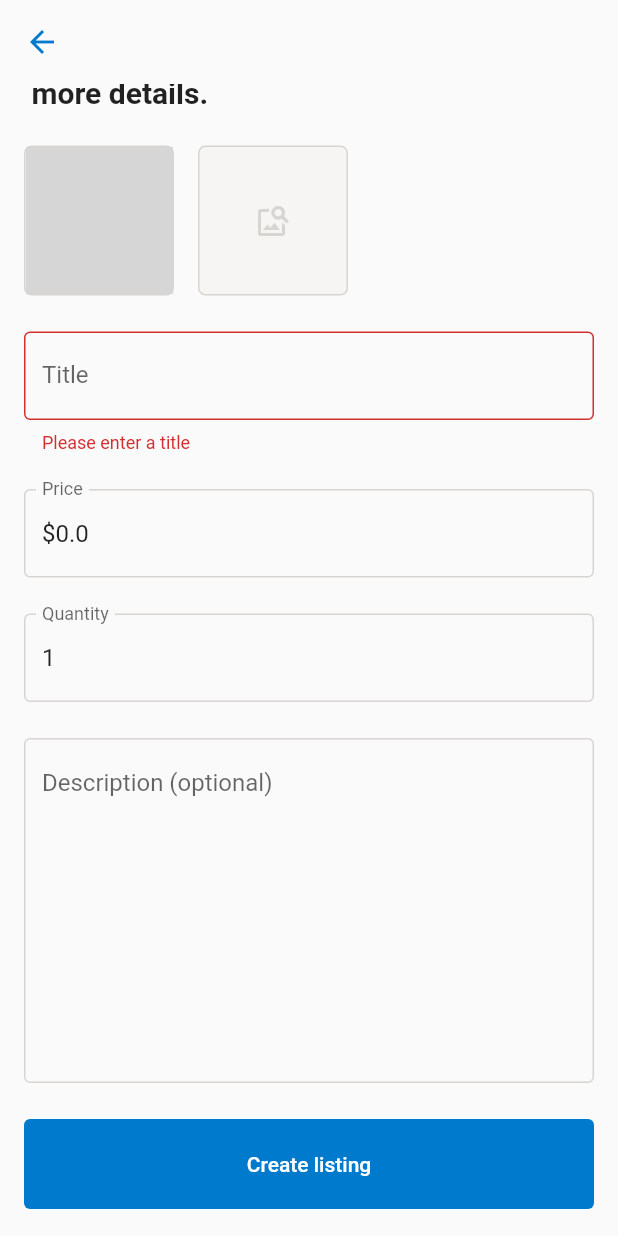
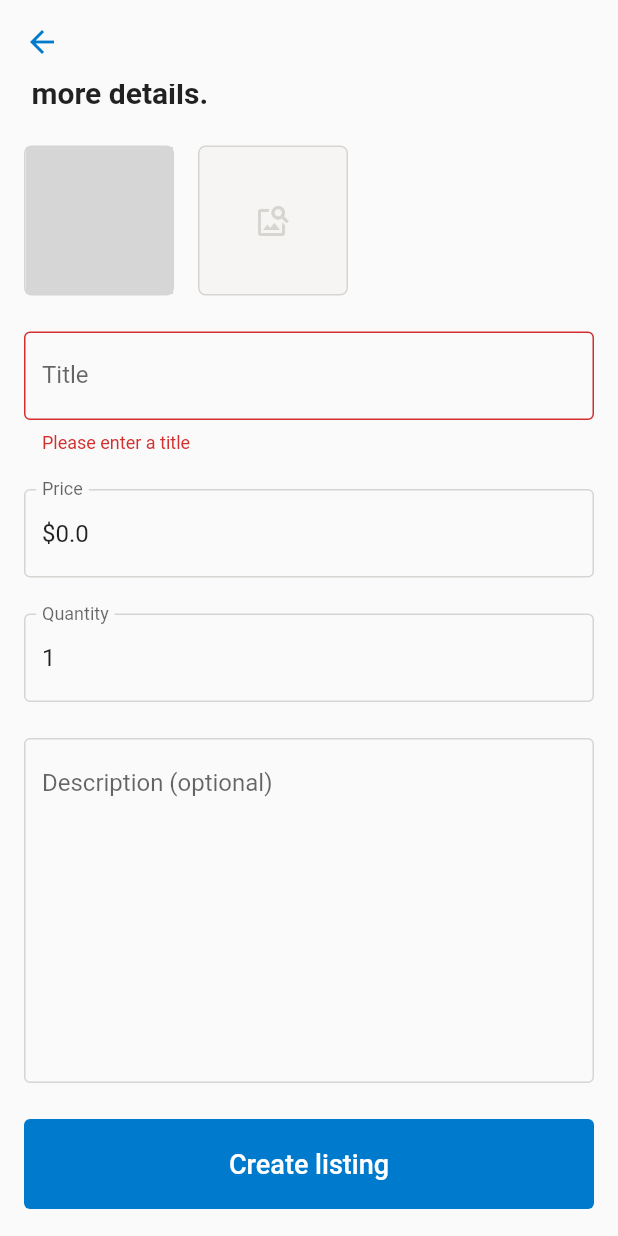
Before and after one commit to vanessa-lyn/flutter-scanner-app, a Flutter app: the FormPage screen opened directly with empty values, scrolled down 45 dp, after a tap on "Create listing", on a phone screen of 412 x 824 dp. Run offline on Flutter 3.47's test engine with Material 2 defaults, Android fonts, the phone set to English and light mode, and no system bars; drawn by our look-alikes of loading_overlay; missing offline and left inert: flutter_barcode_scanner; network calls fail; grey boxes are pictures that could not be loaded.

Commit message:
Clean up summary page.

```diff
--- /dev/null
+++ b/lib/common/view/widgets/loading_overlay.dart
@@ -0,0 +1,24 @@
+import 'package:flutter/material.dart';
+import 'package:loading_overlay/loading_overlay.dart';
+import 'package:scan_me/common/view/colors.dart';
+
+const Color TRANSPARENT_BLACK = Color(0x52000000);
+
+class ScanMeLoadingOverlay extends StatelessWidget {
+  final Widget child;
+  final bool isLoading;
+
+  const ScanMeLoadingOverlay({Key key, @required this.child, @required this.isLoading}) : super(key: key);
+
+  @override
+  Widget build(BuildContext context) {
+    return LoadingOverlay(
+      color: TRANSPARENT_BLACK,
+      progressIndicator: CircularProgressIndicator(
+        valueColor: AlwaysStoppedAnimation<Color>(AppColors.BLUE),
+      ),
+      child: child,
+      isLoading: isLoading,
+    );
+  }
+}
--- a/lib/common/view/widgets/scan_me_button.dart
+++ b/lib/common/view/widgets/scan_me_button.dart
@@ -2,6 +2,7 @@ import 'package:flutter/material.dart';
 import 'package:scan_me/common/view/colors.dart';
 
 const double BUTTON_HEIGHT = 60;
+const double FONT_SIZE = 18;
 
 class ScanMeButton extends StatelessWidget {
   final Function onPressed;
@@ -18,7 +19,7 @@ class ScanMeButton extends StatelessWidget {
         onPressed: () {
           onPressed();
         },
-        child: Text(buttonText),
+        child: Text(buttonText,  style: TextStyle(fontSize: FONT_SIZE),),
         style: TextButton.styleFrom(
           primary: Colors.white,
           backgroundColor: AppColors.BLUE
--- a/lib/form/view/form_page.dart
+++ b/lib/form/view/form_page.dart
@@ -3,8 +3,10 @@ import 'package:flutter/material.dart';
 import 'package:provider/provider.dart';
 import 'package:scan_me/app_router.dart';
 import 'package:scan_me/common/view/colors.dart';
+import 'package:scan_me/common/view/widgets/loading_overlay.dart';
 import 'package:scan_me/common/view/widgets/scan_me_button.dart';
 import 'package:scan_me/common/view/widgets/text_header.dart';
+import 'package:scan_me/common/view_state.dart';
 import 'package:scan_me/form/data/repository/selling_repository.dart';
 import 'package:scan_me/form/data/repository/selling_result.dart';
 import 'package:scan_me/form/presentation/form_view_model.dart';
@@ -24,7 +26,9 @@ class FormPage extends StatelessWidget {
         Provider.of<SellingRepository>(context, listen: false),
       ),
       child: Consumer<FormViewModel>(
-        builder: (context, model, _) => Scaffold(
+        builder: (context, model, _) => ScanMeLoadingOverlay(
+          isLoading: model.state is Loading   ,
+          child: Scaffold(
               appBar: AppBar(
                   iconTheme: IconThemeData(
                     color: AppColors.BLUE,
@@ -165,10 +169,13 @@ class FormPage extends StatelessWidget {
                       ScanMeButton(
                         onPressed: () async {
                           if (_formKey.currentState.validate()) {
-                          SellingResult sellingResult =
-                              await model.onStartListing();
-                          Navigator.pushNamed(context, successRoute,
-                              arguments: sellingResult);
+                            SellingResult sellingResult = await model.onStartListing();
+                            Navigator.pushNamedAndRemoveUntil(
+                              context,
+                              successRoute,
+                              (Route<dynamic> route) => false,
+                              arguments: sellingResult,
+                            );
                           }
                         },
                         buttonText: "Create listing",
@@ -183,6 +190,7 @@ class FormPage extends StatelessWidget {
                 ),
               )),
         ),
+      ),
     );
   }
 }
--- a/pubspec.yaml
+++ b/pubspec.yaml
@@ -27,6 +27,7 @@ dependencies:
   provider: ^4.3.3
   flutter_barcode_scanner: ^1.0.2
   intl: ^0.17.0
+  loading_overlay: ^0.2.0
 
   # The following adds the Cupertino Icons font to your application.
   # Use with the CupertinoIcons class for iOS style icons.
@@ -43,6 +44,8 @@ dev_dependencies:
 flutter:
   assets:
     - local_config.json
+    - frame.png
+    - listing_live.svg
 
   # The following line ensures that the Material Icons font is
   # included with your application, so that you can use the icons in
```
Also changed, not shown: lib/common/view/widgets/network_image.dart (added, +31 -0 lines), lib/common/view/widgets/progress_indicator.dart (added, +11 -0 lines), lib/success/view/success_page.dart (+78 -3 lines), assets/live_listing.png (added), pubspec.lock, 1 other file. Lines whose indentation alone changed are shown as unchanged.
